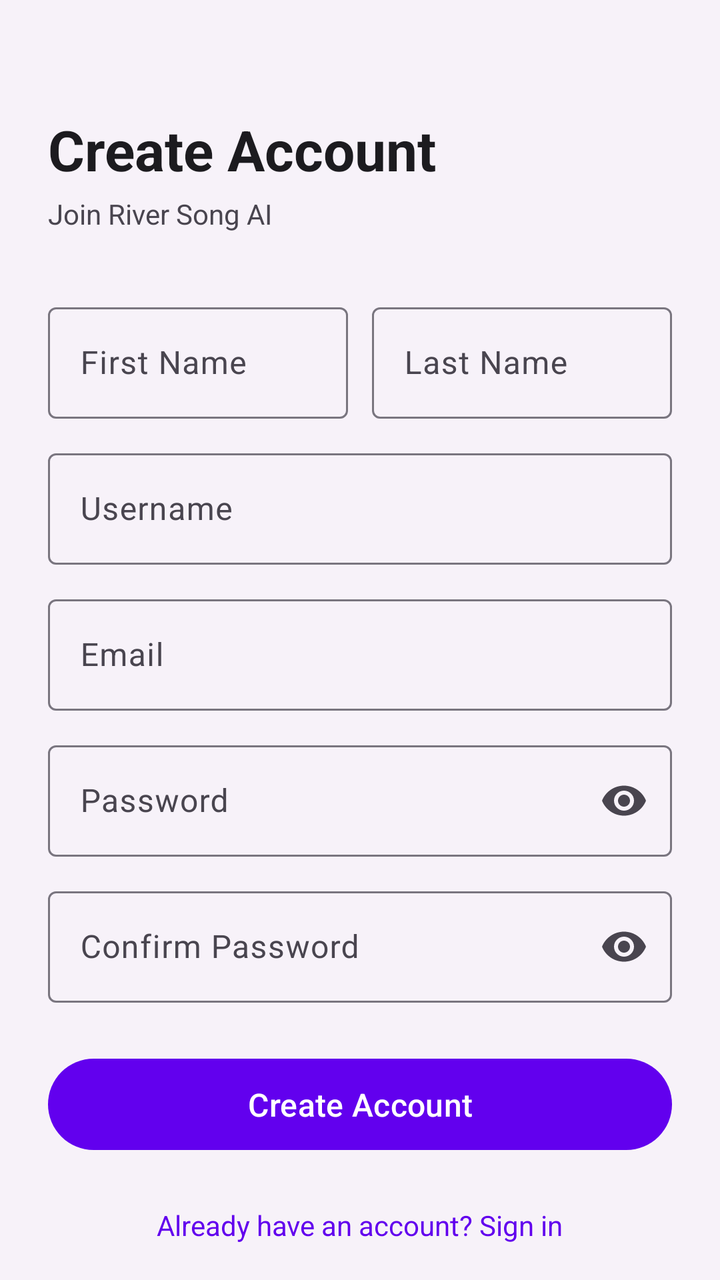
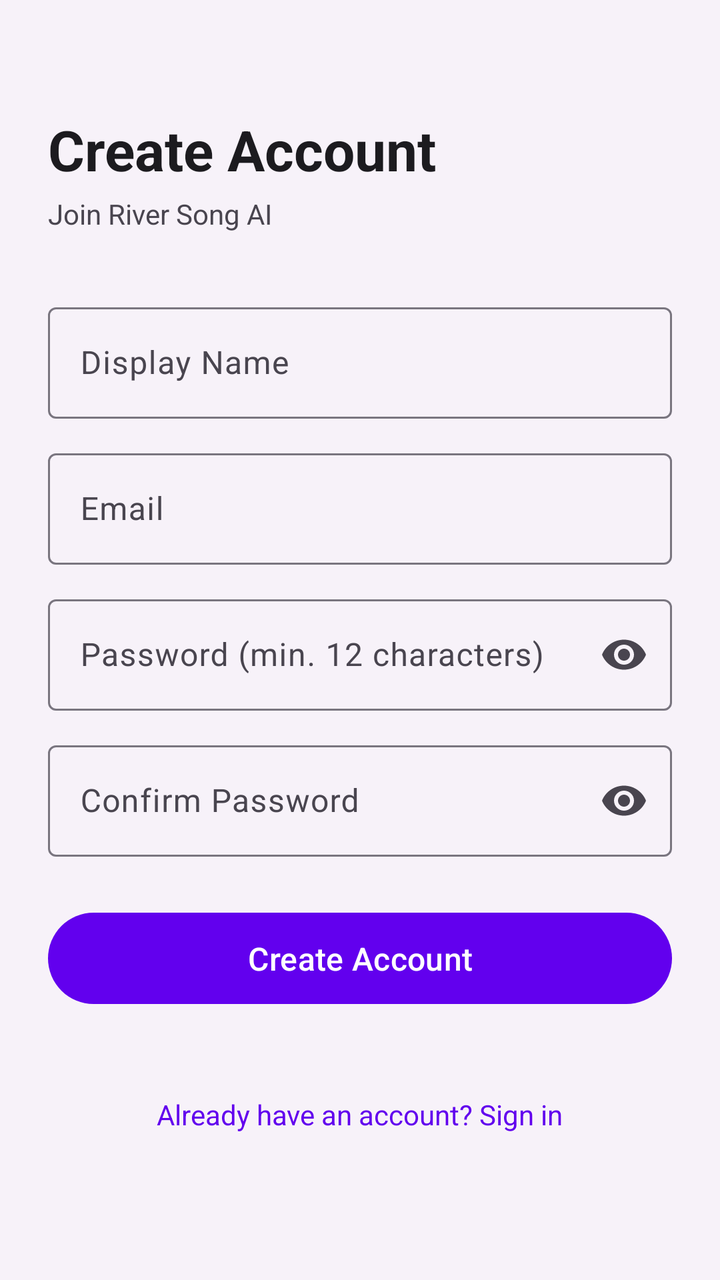

Screens rendered from an Android XML layout before and after an edit, with the pre-edit source and the edit as a unified diff.
<!-- AndroidManifest.xml: application theme Theme.RiverSong -->
<!-- res/layout/fragment_register.xml -->
<?xml version="1.0" encoding="utf-8"?>
<androidx.core.widget.NestedScrollView
    xmlns:android="http://schemas.android.com/apk/res/android"
    xmlns:app="http://schemas.android.com/apk/res-auto"
    android:layout_width="match_parent"
    android:layout_height="match_parent"
    android:fillViewport="true"
    android:background="@color/river_song_background">

    <androidx.constraintlayout.widget.ConstraintLayout
        android:layout_width="match_parent"
        android:layout_height="wrap_content"
        android:padding="24dp">

        <TextView
            android:id="@+id/textViewTitle"
            android:layout_width="wrap_content"
            android:layout_height="wrap_content"
            android:layout_marginTop="32dp"
            android:text="Create Account"
            android:textSize="28sp"
            android:textStyle="bold"
            android:textColor="@color/river_song_on_background"
            app:layout_constraintTop_toTopOf="parent"
            app:layout_constraintStart_toStartOf="parent" />

        <TextView
            android:id="@+id/textViewSubtitle"
            android:layout_width="wrap_content"
            android:layout_height="wrap_content"
            android:layout_marginTop="4dp"
            android:text="Join River Song AI"
            android:textSize="14sp"
            android:textColor="@color/river_song_on_surface_variant"
            app:layout_constraintTop_toBottomOf="@id/textViewTitle"
            app:layout_constraintStart_toStartOf="parent" />

        <LinearLayout
            android:id="@+id/layoutNameRow"
            android:layout_width="0dp"
            android:layout_height="wrap_content"
            android:layout_marginTop="32dp"
            android:orientation="horizontal"
            android:weightSum="2"
            app:layout_constraintTop_toBottomOf="@id/textViewSubtitle"
            app:layout_constraintStart_toStartOf="parent"
            app:layout_constraintEnd_toEndOf="parent">

            <com.google.android.material.textfield.TextInputLayout
                android:id="@+id/layoutFirstName"
                style="@style/Widget.Material3.TextInputLayout.OutlinedBox"
                android:layout_width="0dp"
                android:layout_height="wrap_content"
                android:layout_weight="1"
                android:layout_marginEnd="6dp"
                android:hint="First Name">

                <com.google.android.material.textfield.TextInputEditText
                    android:id="@+id/editTextFirstName"
                    android:layout_width="match_parent"
                    android:layout_height="wrap_content"
                    android:inputType="textPersonName"
                    android:imeOptions="actionNext" />
            </com.google.android.material.textfield.TextInputLayout>

            <com.google.android.material.textfield.TextInputLayout
                android:id="@+id/layoutLastName"
                style="@style/Widget.Material3.TextInputLayout.OutlinedBox"
                android:layout_width="0dp"
                android:layout_height="wrap_content"
                android:layout_weight="1"
                android:layout_marginStart="6dp"
                android:hint="Last Name">

                <com.google.android.material.textfield.TextInputEditText
                    android:id="@+id/editTextLastName"
                    android:layout_width="match_parent"
                    android:layout_height="wrap_content"
                    android:inputType="textPersonName"
                    android:imeOptions="actionNext" />
            </com.google.android.material.textfield.TextInputLayout>
        </LinearLayout>

        <com.google.android.material.textfield.TextInputLayout
            android:id="@+id/layoutUsername"
            style="@style/Widget.Material3.TextInputLayout.OutlinedBox"
            android:layout_width="0dp"
            android:layout_height="wrap_content"
            android:layout_marginTop="12dp"
            android:hint="Username"
            app:layout_constraintTop_toBottomOf="@id/layoutNameRow"
            app:layout_constraintStart_toStartOf="parent"
            app:layout_constraintEnd_toEndOf="parent">

            <com.google.android.material.textfield.TextInputEditText
                android:id="@+id/editTextUsername"
                android:layout_width="match_parent"
                android:layout_height="wrap_content"
                android:inputType="text"
                android:imeOptions="actionNext" />
        </com.google.android.material.textfield.TextInputLayout>

        <com.google.android.material.textfield.TextInputLayout
            android:id="@+id/layoutEmail"
            style="@style/Widget.Material3.TextInputLayout.OutlinedBox"
            android:layout_width="0dp"
            android:layout_height="wrap_content"
            android:layout_marginTop="12dp"
            android:hint="Email"
            app:layout_constraintTop_toBottomOf="@id/layoutUsername"
            app:layout_constraintStart_toStartOf="parent"
            app:layout_constraintEnd_toEndOf="parent">

            <com.google.android.material.textfield.TextInputEditText
                android:id="@+id/editTextEmail"
                android:layout_width="match_parent"
                android:layout_height="wrap_content"
                android:inputType="textEmailAddress"
                android:imeOptions="actionNext" />
        </com.google.android.material.textfield.TextInputLayout>

        <com.google.android.material.textfield.TextInputLayout
            android:id="@+id/layoutPassword"
            style="@style/Widget.Material3.TextInputLayout.OutlinedBox"
            android:layout_width="0dp"
            android:layout_height="wrap_content"
            android:layout_marginTop="12dp"
            android:hint="Password"
            app:endIconMode="password_toggle"
            app:layout_constraintTop_toBottomOf="@id/layoutEmail"
            app:layout_constraintStart_toStartOf="parent"
            app:layout_constraintEnd_toEndOf="parent">

            <com.google.android.material.textfield.TextInputEditText
                android:id="@+id/editTextPassword"
                android:layout_width="match_parent"
                android:layout_height="wrap_content"
                android:inputType="textPassword"
                android:imeOptions="actionNext" />
        </com.google.android.material.textfield.TextInputLayout>

        <com.google.android.material.textfield.TextInputLayout
            android:id="@+id/layoutConfirmPassword"
            style="@style/Widget.Material3.TextInputLayout.OutlinedBox"
            android:layout_width="0dp"
            android:layout_height="wrap_content"
            android:layout_marginTop="12dp"
            android:hint="Confirm Password"
            app:endIconMode="password_toggle"
            app:layout_constraintTop_toBottomOf="@id/layoutPassword"
            app:layout_constraintStart_toStartOf="parent"
            app:layout_constraintEnd_toEndOf="parent">

            <com.google.android.material.textfield.TextInputEditText
                android:id="@+id/editTextConfirmPassword"
                android:layout_width="match_parent"
                android:layout_height="wrap_content"
                android:inputType="textPassword"
                android:imeOptions="actionDone" />
        </com.google.android.material.textfield.TextInputLayout>

        <com.google.android.material.button.MaterialButton
            android:id="@+id/buttonRegister"
            android:layout_width="0dp"
            android:layout_height="wrap_content"
            android:layout_marginTop="24dp"
            android:text="Create Account"
            android:textSize="16sp"
            android:paddingTop="12dp"
            android:paddingBottom="12dp"
            app:layout_constraintTop_toBottomOf="@id/layoutConfirmPassword"
            app:layout_constraintStart_toStartOf="parent"
            app:layout_constraintEnd_toEndOf="parent" />

        <ProgressBar
            android:id="@+id/progressBar"
            style="?android:attr/progressBarStyleHorizontal"
            android:layout_width="0dp"
            android:layout_height="4dp"
            android:layout_marginTop="8dp"
            android:indeterminate="true"
            android:visibility="gone"
            app:layout_constraintTop_toBottomOf="@id/buttonRegister"
            app:layout_constraintStart_toStartOf="parent"
            app:layout_constraintEnd_toEndOf="parent" />

        <TextView
            android:id="@+id/textViewSignIn"
            android:layout_width="wrap_content"
            android:layout_height="wrap_content"
            android:layout_marginTop="16dp"
            android:layout_marginBottom="24dp"
            android:text="Already have an account? Sign in"
            android:textColor="@color/river_song_primary"
            android:padding="8dp"
            app:layout_constraintTop_toBottomOf="@id/progressBar"
            app:layout_constraintStart_toStartOf="parent"
            app:layout_constraintEnd_toEndOf="parent"
            app:layout_constraintBottom_toBottomOf="parent" />

    </androidx.constraintlayout.widget.ConstraintLayout>
</androidx.core.widget.NestedScrollView>
<!-- resources referenced by this layout -->
<resources>
  <color name="river_song_background">#F7F2F9</color>
  <color name="river_song_on_background">#1C1B1F</color>
  <color name="river_song_on_surface_variant">#49454F</color>
  <color name="river_song_primary">#6200EE</color>
  <style name="Theme.RiverSong" parent="Theme.Material3.DayNight.NoActionBar">
          <item name="colorPrimary">@color/river_song_primary</item>
          <item name="colorOnPrimary">@color/river_song_on_primary</item>
          <item name="colorPrimaryContainer">@color/river_song_primary_container</item>
          <item name="colorOnPrimaryContainer">@color/river_song_on_primary_container</item>
  
          <item name="colorSecondary">@color/river_song_secondary</item>
          <item name="colorOnSecondary">@color/river_song_on_secondary</item>
          <item name="colorSecondaryContainer">@color/river_song_secondary_container</item>
          <item name="colorOnSecondaryContainer">@color/river_song_on_secondary_container</item>
  
          <item name="colorTertiary">@color/river_song_tertiary</item>
          <item name="colorOnTertiary">@color/river_song_on_tertiary</item>
          <item name="colorTertiaryContainer">@color/river_song_tertiary_container</item>
          <item name="colorOnTertiaryContainer">@color/river_song_on_tertiary_container</item>
  
          <item name="colorError">@color/river_song_error</item>
          <item name="colorOnError">@color/river_song_on_error</item>
          <item name="colorErrorContainer">@color/river_song_error_container</item>
          <item name="colorOnErrorContainer">@color/river_song_on_error_container</item>
  
          <item name="android:colorBackground">@color/river_song_background</item>
          <item name="colorOnBackground">@color/river_song_on_background</item>
          <item name="colorSurface">@color/river_song_surface</item>
          <item name="colorOnSurface">@color/river_song_on_surface</item>
          <item name="colorSurfaceVariant">@color/river_song_surface_variant</item>
          <item name="colorOnSurfaceVariant">@color/river_song_on_surface_variant</item>
          <item name="colorOutline">@color/river_song_outline</item>
  
          <item name="android:statusBarColor">?attr/colorPrimary</item>
          <item name="android:windowLightStatusBar">true</item>
          <item name="android:navigationBarColor">?attr/colorSurface</item>
      </style>
  <color name="river_song_on_primary">#FFFFFF</color>
  <color name="river_song_primary_container">#BB86FC</color>
  <color name="river_song_on_primary_container">#21005D</color>
  <color name="river_song_secondary">#03DAC6</color>
  <color name="river_song_on_secondary">#000000</color>
  <color name="river_song_secondary_container">#66FAF4</color>
  <color name="river_song_on_secondary_container">#003831</color>
  <color name="river_song_tertiary">#018786</color>
  <color name="river_song_on_tertiary">#FFFFFF</color>
  <color name="river_song_tertiary_container">#A7E7E7</color>
  <color name="river_song_on_tertiary_container">#002C2C</color>
  <color name="river_song_error">#B00020</color>
  <color name="river_song_on_error">#FFFFFF</color>
  <color name="river_song_error_container">#FCD8DF</color>
  <color name="river_song_on_error_container">#410002</color>
  <color name="river_song_surface">#FFFBFE</color>
  <color name="river_song_on_surface">#1C1B1F</color>
  <color name="river_song_surface_variant">#E7E0EC</color>
  <color name="river_song_outline">#79757F</color>
</resources>

<!-- the commit's change to res/layout/fragment_register.xml (unified diff, before → after) -->
@@ -35,68 +35,22 @@
             app:layout_constraintTop_toBottomOf="@id/textViewTitle"
             app:layout_constraintStart_toStartOf="parent" />
 
-        <LinearLayout
-            android:id="@+id/layoutNameRow"
+        <com.google.android.material.textfield.TextInputLayout
+            android:id="@+id/layoutDisplayName"
+            style="@style/Widget.Material3.TextInputLayout.OutlinedBox"
             android:layout_width="0dp"
             android:layout_height="wrap_content"
             android:layout_marginTop="32dp"
-            android:orientation="horizontal"
-            android:weightSum="2"
+            android:hint="Display Name"
             app:layout_constraintTop_toBottomOf="@id/textViewSubtitle"
             app:layout_constraintStart_toStartOf="parent"
             app:layout_constraintEnd_toEndOf="parent">
 
-            <com.google.android.material.textfield.TextInputLayout
-                android:id="@+id/layoutFirstName"
-                style="@style/Widget.Material3.TextInputLayout.OutlinedBox"
-                android:layout_width="0dp"
-                android:layout_height="wrap_content"
-                android:layout_weight="1"
-                android:layout_marginEnd="6dp"
-                android:hint="First Name">
-
-                <com.google.android.material.textfield.TextInputEditText
-                    android:id="@+id/editTextFirstName"
-                    android:layout_width="match_parent"
-                    android:layout_height="wrap_content"
-                    android:inputType="textPersonName"
-                    android:imeOptions="actionNext" />
-            </com.google.android.material.textfield.TextInputLayout>
-
-            <com.google.android.material.textfield.TextInputLayout
-                android:id="@+id/layoutLastName"
-                style="@style/Widget.Material3.TextInputLayout.OutlinedBox"
-                android:layout_width="0dp"
-                android:layout_height="wrap_content"
-                android:layout_weight="1"
-                android:layout_marginStart="6dp"
-                android:hint="Last Name">
-
-                <com.google.android.material.textfield.TextInputEditText
-                    android:id="@+id/editTextLastName"
-                    android:layout_width="match_parent"
-                    android:layout_height="wrap_content"
-                    android:inputType="textPersonName"
-                    android:imeOptions="actionNext" />
-            </com.google.android.material.textfield.TextInputLayout>
-        </LinearLayout>
-
-        <com.google.android.material.textfield.TextInputLayout
-            android:id="@+id/layoutUsername"
-            style="@style/Widget.Material3.TextInputLayout.OutlinedBox"
-            android:layout_width="0dp"
-            android:layout_height="wrap_content"
-            android:layout_marginTop="12dp"
-            android:hint="Username"
-            app:layout_constraintTop_toBottomOf="@id/layoutNameRow"
-            app:layout_constraintStart_toStartOf="parent"
-            app:layout_constraintEnd_toEndOf="parent">
-
             <com.google.android.material.textfield.TextInputEditText
-                android:id="@+id/editTextUsername"
+                android:id="@+id/editTextDisplayName"
                 android:layout_width="match_parent"
                 android:layout_height="wrap_content"
-                android:inputType="text"
+                android:inputType="textPersonName"
                 android:imeOptions="actionNext" />
         </com.google.android.material.textfield.TextInputLayout>
 
@@ -107,7 +61,7 @@
             android:layout_height="wrap_content"
             android:layout_marginTop="12dp"
             android:hint="Email"
-            app:layout_constraintTop_toBottomOf="@id/layoutUsername"
+            app:layout_constraintTop_toBottomOf="@id/layoutDisplayName"
             app:layout_constraintStart_toStartOf="parent"
             app:layout_constraintEnd_toEndOf="parent">
 
@@ -125,7 +79,7 @@
             android:layout_width="0dp"
             android:layout_height="wrap_content"
             android:layout_marginTop="12dp"
-            android:hint="Password"
+            android:hint="Password (min. 12 characters)"
             app:endIconMode="password_toggle"
             app:layout_constraintTop_toBottomOf="@id/layoutEmail"
             app:layout_constraintStart_toStartOf="parent"
